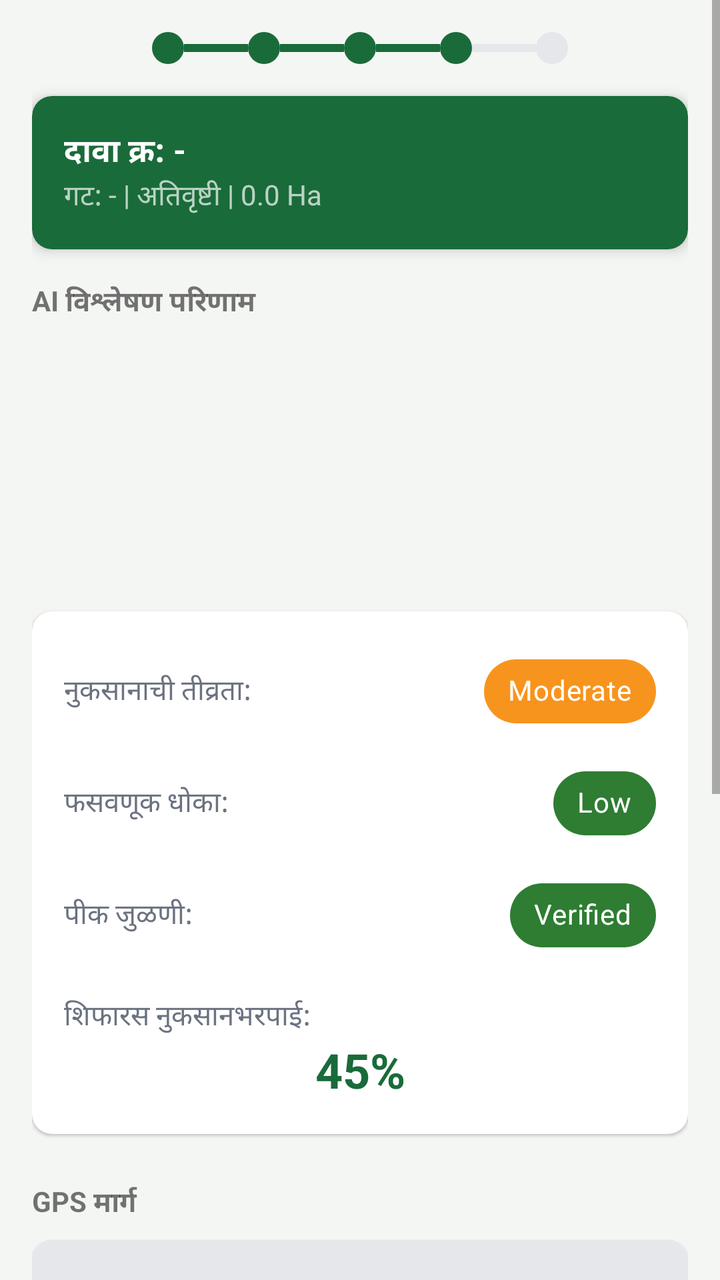
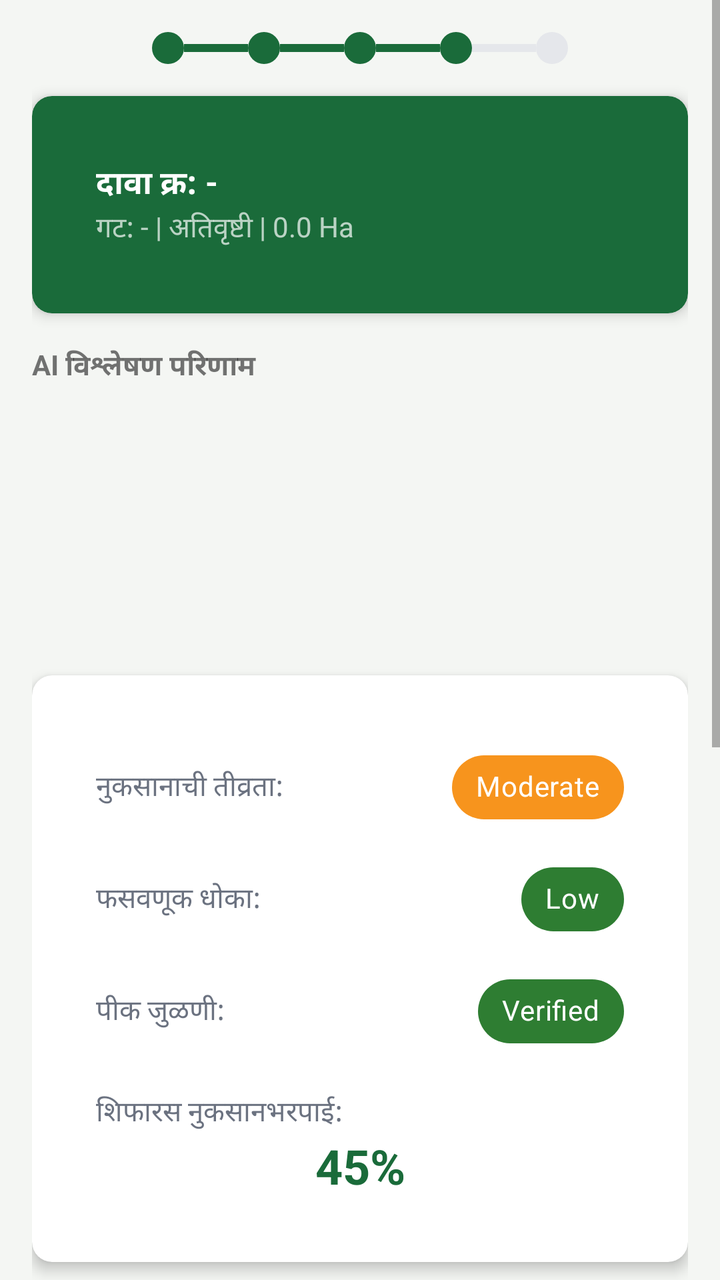

Before-and-after screenshots of an Android layout around one commit, followed by the original layout XML and the change that was made.
<!-- AndroidManifest.xml: application theme Theme.EPeekPahani -->
<!-- res/layout/fragment_loss_claim_step4.xml -->
<?xml version="1.0" encoding="utf-8"?>
<ScrollView xmlns:android="http://schemas.android.com/apk/res/android"
    xmlns:app="http://schemas.android.com/apk/res-auto"
    android:layout_width="match_parent"
    android:layout_height="match_parent"
    android:background="#F4F6F3"
    android:fillViewport="true">

    <LinearLayout
        android:layout_width="match_parent"
        android:layout_height="wrap_content"
        android:orientation="vertical"
        android:padding="16dp">

        <include
            android:id="@+id/offline_banner"
            layout="@layout/offline_banner" />

        <LinearLayout
            android:layout_width="match_parent"
            android:layout_height="wrap_content"
            android:orientation="horizontal"
            android:gravity="center"
            android:layout_marginBottom="16dp">
            <View android:layout_width="16dp" android:layout_height="16dp" android:background="@drawable/circle_green" />
            <View android:layout_width="32dp" android:layout_height="4dp" android:background="#1a6b3a" />
            <View android:layout_width="16dp" android:layout_height="16dp" android:background="@drawable/circle_green" />
            <View android:layout_width="32dp" android:layout_height="4dp" android:background="#1a6b3a" />
            <View android:layout_width="16dp" android:layout_height="16dp" android:background="@drawable/circle_green" />
            <View android:layout_width="32dp" android:layout_height="4dp" android:background="#1a6b3a" />
            <View android:layout_width="16dp" android:layout_height="16dp" android:background="@drawable/circle_green" />
            <View android:layout_width="32dp" android:layout_height="4dp" android:background="#E5E7EB" />
            <View android:layout_width="16dp" android:layout_height="16dp" android:background="@drawable/circle_grey" />
        </LinearLayout>

        <com.google.android.material.card.MaterialCardView
            android:layout_width="match_parent"
            android:layout_height="wrap_content"
            android:layout_marginBottom="16dp"
            app:cardBackgroundColor="#1a6b3a"
            app:cardCornerRadius="10dp"
            app:cardElevation="4dp">
            
            <LinearLayout
                android:layout_width="match_parent"
                android:layout_height="wrap_content"
                android:orientation="vertical"
                android:padding="16dp">
                <TextView
                    android:id="@+id/tv_summary_claim_id"
                    android:layout_width="match_parent"
                    android:layout_height="wrap_content"
                    android:text="दावा क्र: -"
                    android:textColor="@android:color/white"
                    android:textStyle="bold"
                    android:textSize="16sp"/>
                <TextView
                    android:id="@+id/tv_summary_details"
                    android:layout_width="match_parent"
                    android:layout_height="wrap_content"
                    android:text="गट: - | अतिवृष्टी | 0.0 Ha"
                    android:textColor="#B3FFFFFF"
                    android:textSize="14sp"/>
            </LinearLayout>
        </com.google.android.material.card.MaterialCardView>

        <TextView
            android:layout_width="match_parent"
            android:layout_height="wrap_content"
            android:text="AI विश्लेषण परिणाम"
            android:textStyle="bold"
            android:layout_marginBottom="8dp"/>

        <androidx.recyclerview.widget.RecyclerView
            android:id="@+id/rv_ai_frames"
            android:layout_width="match_parent"
            android:layout_height="120dp"
            android:layout_marginBottom="16dp"
            android:orientation="horizontal"
            app:layoutManager="androidx.recyclerview.widget.LinearLayoutManager" />

        <com.google.android.material.card.MaterialCardView
            android:layout_width="match_parent"
            android:layout_height="wrap_content"
            android:layout_marginBottom="24dp"
            app:cardBackgroundColor="@android:color/white"
            app:cardCornerRadius="10dp">
            
            <LinearLayout
                android:layout_width="match_parent"
                android:layout_height="wrap_content"
                android:orientation="vertical"
                android:padding="16dp">

                <LinearLayout
                    android:layout_width="match_parent"
                    android:layout_height="wrap_content"
                    android:orientation="horizontal"
                    android:gravity="center_vertical"
                    android:layout_marginBottom="8dp">
                    <TextView android:layout_width="0dp" android:layout_height="wrap_content" android:layout_weight="1" android:text="नुकसानाची तीव्रता:" android:textColor="#6B7280"/>
                    <com.google.android.material.chip.Chip android:id="@+id/chip_severity" android:layout_width="wrap_content" android:layout_height="wrap_content" android:text="Moderate" android:textColor="@android:color/white" app:chipBackgroundColor="#f7941d"/>
                </LinearLayout>

                <LinearLayout
                    android:layout_width="match_parent"
                    android:layout_height="wrap_content"
                    android:orientation="horizontal"
                    android:gravity="center_vertical"
                    android:layout_marginBottom="8dp">
                    <TextView android:layout_width="0dp" android:layout_height="wrap_content" android:layout_weight="1" android:text="फसवणूक धोका:" android:textColor="#6B7280"/>
                    <com.google.android.material.chip.Chip android:id="@+id/chip_fraud" android:layout_width="wrap_content" android:layout_height="wrap_content" android:text="Low" android:textColor="@android:color/white" app:chipBackgroundColor="#2E7D32"/>
                </LinearLayout>

                <LinearLayout
                    android:layout_width="match_parent"
                    android:layout_height="wrap_content"
                    android:orientation="horizontal"
                    android:gravity="center_vertical"
                    android:layout_marginBottom="16dp">
                    <TextView android:layout_width="0dp" android:layout_height="wrap_content" android:layout_weight="1" android:text="पीक जुळणी:" android:textColor="#6B7280"/>
                    <com.google.android.material.chip.Chip android:id="@+id/chip_match" android:layout_width="wrap_content" android:layout_height="wrap_content" android:text="Verified" android:textColor="@android:color/white" app:chipBackgroundColor="#2E7D32"/>
                </LinearLayout>

                <TextView
                    android:layout_width="match_parent"
                    android:layout_height="wrap_content"
                    android:text="शिफारस नुकसानभरपाई:"
                    android:textColor="#6B7280"/>
                <TextView
                    android:id="@+id/tv_compensation"
                    android:layout_width="match_parent"
                    android:layout_height="wrap_content"
                    android:text="45%"
                    android:textColor="#1a6b3a"
                    android:textSize="24sp"
                    android:textStyle="bold"
                    android:gravity="center"/>
            </LinearLayout>
        </com.google.android.material.card.MaterialCardView>

        <TextView
            android:layout_width="match_parent"
            android:layout_height="wrap_content"
            android:text="GPS मार्ग"
            android:textStyle="bold"
            android:layout_marginBottom="8dp"/>

        <com.google.android.material.card.MaterialCardView
            android:layout_width="match_parent"
            android:layout_height="180dp"
            android:layout_marginBottom="24dp"
            app:cardCornerRadius="10dp">
            
            <ImageView
                android:layout_width="match_parent"
                android:layout_height="match_parent"
                android:src="@android:drawable/ic_dialog_map"
                android:scaleType="center"
                android:background="#E5E7EB"/>
        </com.google.android.material.card.MaterialCardView>

        <CheckBox
            android:id="@+id/cb_consent"
            android:layout_width="match_parent"
            android:layout_height="wrap_content"
            android:text="मी प्रमाणित करतो की वरील माहिती अचूक आहे आणि मी माझ्या नोंदणीकृत शेतात होतो"
            android:layout_marginBottom="24dp"/>

        <com.google.android.material.button.MaterialButton
            android:id="@+id/btn_save_draft"
            style="@style/Widget.MaterialComponents.Button.OutlinedButton"
            android:layout_width="match_parent"
            android:layout_height="56dp"
            android:text="मसुदा जतन करा"
            android:layout_marginBottom="8dp"/>

        <com.google.android.material.button.MaterialButton
            android:id="@+id/btn_submit"
            android:layout_width="match_parent"
            android:layout_height="56dp"
            android:text="दावा सादर करा"
            android:enabled="false"
            app:backgroundTint="#1a6b3a"
            app:cornerRadius="8dp" />

    </LinearLayout>
</ScrollView>
<!-- res/layout/offline_banner.xml (included above) -->
<?xml version="1.0" encoding="utf-8"?>
<com.google.android.material.card.MaterialCardView xmlns:android="http://schemas.android.com/apk/res/android"
    xmlns:app="http://schemas.android.com/apk/res-auto"
    android:id="@+id/card_offline_banner"
    android:layout_width="match_parent"
    android:layout_height="wrap_content"
    android:visibility="gone"
    app:cardBackgroundColor="@color/offline_bg"
    app:cardCornerRadius="0dp"
    app:cardElevation="0dp"
    app:strokeWidth="4dp"
    app:strokeColor="@color/offline_text">

    <LinearLayout
        android:layout_width="match_parent"
        android:layout_height="wrap_content"
        android:orientation="horizontal"
        android:gravity="center_vertical"
        android:padding="12dp">

        <TextView
            android:layout_width="wrap_content"
            android:layout_height="wrap_content"
            android:text="📵"
            android:textSize="20sp" />

        <TextView
            android:id="@+id/tv_offline_message"
            android:layout_width="0dp"
            android:layout_height="wrap_content"
            android:layout_weight="1"
            android:text="ऑफलाइन — X नोंदी sync बाकी"
            android:textColor="@color/offline_text"
            android:textSize="13sp"
            android:layout_marginStart="8dp" />

        <com.google.android.material.button.MaterialButton
            style="@style/Widget.MaterialComponents.Button.TextButton"
            android:layout_width="wrap_content"
            android:layout_height="wrap_content"
            android:text="Sync करा"
            android:textColor="@color/offline_text" />

    </LinearLayout>
</com.google.android.material.card.MaterialCardView>
<!-- resources referenced by this layout -->
<resources>
  <color name="offline_bg">#FFF8E1</color>
  <color name="offline_text">#F57F17</color>
  <style name="Theme.App" parent="Theme.MaterialComponents.Light.NoActionBar">
          <item name="colorPrimary">@color/green_primary</item>
          <item name="colorPrimaryVariant">@color/green_dark</item>
          <item name="colorOnPrimary">@color/text_white</item>
          <item name="colorSecondary">@color/saffron</item>
          <item name="colorSecondaryVariant">@color/saffron_dark</item>
          <item name="colorOnSecondary">@color/text_white</item>
          <item name="colorError">@color/error</item>
          <item name="colorOnError">@color/text_white</item>
          <item name="colorSurface">@color/bg_card</item>
          <item name="colorOnSurface">@color/text_primary</item>
          <item name="android:colorBackground">@color/bg_screen</item>
          <item name="colorOnBackground">@color/text_primary</item>
  
          
          <item name="materialButtonStyle">@style/Widget.App.Button.Primary</item>
          <item name="textInputStyle">@style/Widget.App.TextInputLayout</item>
  
          
          <item name="shapeAppearanceSmallComponent">@style/ShapeAppearance.App.SmallComponent</item>
          <item name="shapeAppearanceMediumComponent">@style/ShapeAppearance.App.MediumComponent</item>
          <item name="shapeAppearanceLargeComponent">@style/ShapeAppearance.App.LargeComponent</item>
      </style>
  <color name="green_primary">#1a6b3a</color>
  <color name="green_dark">#0f4a27</color>
  <color name="text_white">#FFFFFF</color>
  <color name="saffron">#f7941d</color>
  <color name="saffron_dark">#e65100</color>
  <color name="error">#B00020</color>
  <color name="bg_card">#FFFFFF</color>
  <color name="text_primary">#1C1C1C</color>
  <color name="bg_screen">#F2F5F1</color>
  <style name="Widget.App.Button.Primary" parent="Widget.MaterialComponents.Button">
          <item name="backgroundTint">@color/green_primary</item>
          <item name="android:textColor">@color/text_white</item>
          <item name="shapeAppearanceOverlay">@style/ShapeAppearance.App.SmallComponent</item>
          <item name="android:minHeight">56dp</item>
          <item name="android:insetTop">0dp</item>
          <item name="android:insetBottom">0dp</item>
          <item name="elevation">0dp</item>
          <item name="android:textSize">16sp</item>
          <item name="android:textStyle">bold</item>
          <item name="rippleColor">@color/ripple</item>
      </style>
  <style name="Widget.App.TextInputLayout" parent="Widget.MaterialComponents.TextInputLayout.OutlinedBox">
          <item name="boxStrokeColor">@color/green_primary</item>
          <item name="hintTextColor">@color/green_primary</item>
          <item name="android:textColorHint">@color/text_hint</item>
          <item name="shapeAppearanceOverlay">@style/ShapeAppearance.App.SmallComponent</item>
      </style>
  <style name="ShapeAppearance.App.SmallComponent" parent="ShapeAppearance.MaterialComponents.SmallComponent">
          <item name="cornerFamily">rounded</item>
          <item name="cornerSize">10dp</item>
      </style>
  <style name="ShapeAppearance.App.MediumComponent" parent="ShapeAppearance.MaterialComponents.MediumComponent">
          <item name="cornerFamily">rounded</item>
          <item name="cornerSize">12dp</item>
      </style>
  <style name="ShapeAppearance.App.LargeComponent" parent="ShapeAppearance.MaterialComponents.LargeComponent">
          <item name="cornerFamily">rounded</item>
          <item name="cornerSize">16dp</item>
      </style>
  <color name="ripple">#1a1a6b3a</color>
  <color name="text_hint">#9CA3AF</color>
  <!-- unchanged entries left out for length: 4 -->
</resources>

<!-- the commit's change to res/layout/fragment_loss_claim_step4.xml (unified diff, before → after) -->
@@ -50,7 +50,7 @@
                     android:id="@+id/tv_summary_claim_id"
                     android:layout_width="match_parent"
                     android:layout_height="wrap_content"
-                    android:text="दावा क्र: -"
+                    android:text="@string/str_auto_114"
                     android:textColor="@android:color/white"
                     android:textStyle="bold"
                     android:textSize="16sp"/>
@@ -58,7 +58,7 @@
                     android:id="@+id/tv_summary_details"
                     android:layout_width="match_parent"
                     android:layout_height="wrap_content"
-                    android:text="गट: - | अतिवृष्टी | 0.0 Ha"
+                    android:text="@string/str_auto_115"
                     android:textColor="#B3FFFFFF"
                     android:textSize="14sp"/>
             </LinearLayout>
@@ -67,7 +67,7 @@
         <TextView
             android:layout_width="match_parent"
             android:layout_height="wrap_content"
-            android:text="AI विश्लेषण परिणाम"
+            android:text="@string/str_auto_116"
             android:textStyle="bold"
             android:layout_marginBottom="8dp"/>
 
@@ -98,8 +98,8 @@
                     android:orientation="horizontal"
                     android:gravity="center_vertical"
                     android:layout_marginBottom="8dp">
-                    <TextView android:layout_width="0dp" android:layout_height="wrap_content" android:layout_weight="1" android:text="नुकसानाची तीव्रता:" android:textColor="#6B7280"/>
-                    <com.google.android.material.chip.Chip android:id="@+id/chip_severity" android:layout_width="wrap_content" android:layout_height="wrap_content" android:text="Moderate" android:textColor="@android:color/white" app:chipBackgroundColor="#f7941d"/>
+                    <TextView android:layout_width="0dp" android:layout_height="wrap_content" android:layout_weight="1" android:text="@string/str_auto_117" android:textColor="#6B7280"/>
+                    <com.google.android.material.chip.Chip android:id="@+id/chip_severity" android:layout_width="wrap_content" android:layout_height="wrap_content" android:text="@string/str_auto_118" android:textColor="@android:color/white" app:chipBackgroundColor="#f7941d"/>
                 </LinearLayout>
 
                 <LinearLayout
@@ -108,8 +108,8 @@
                     android:orientation="horizontal"
                     android:gravity="center_vertical"
                     android:layout_marginBottom="8dp">
-                    <TextView android:layout_width="0dp" android:layout_height="wrap_content" android:layout_weight="1" android:text="फसवणूक धोका:" android:textColor="#6B7280"/>
-                    <com.google.android.material.chip.Chip android:id="@+id/chip_fraud" android:layout_width="wrap_content" android:layout_height="wrap_content" android:text="Low" android:textColor="@android:color/white" app:chipBackgroundColor="#2E7D32"/>
+                    <TextView android:layout_width="0dp" android:layout_height="wrap_content" android:layout_weight="1" android:text="@string/str_auto_119" android:textColor="#6B7280"/>
+                    <com.google.android.material.chip.Chip android:id="@+id/chip_fraud" android:layout_width="wrap_content" android:layout_height="wrap_content" android:text="@string/str_auto_120" android:textColor="@android:color/white" app:chipBackgroundColor="#2E7D32"/>
                 </LinearLayout>
 
                 <LinearLayout
@@ -118,20 +118,20 @@
                     android:orientation="horizontal"
                     android:gravity="center_vertical"
                     android:layout_marginBottom="16dp">
-                    <TextView android:layout_width="0dp" android:layout_height="wrap_content" android:layout_weight="1" android:text="पीक जुळणी:" android:textColor="#6B7280"/>
-                    <com.google.android.material.chip.Chip android:id="@+id/chip_match" android:layout_width="wrap_content" android:layout_height="wrap_content" android:text="Verified" android:textColor="@android:color/white" app:chipBackgroundColor="#2E7D32"/>
+                    <TextView android:layout_width="0dp" android:layout_height="wrap_content" android:layout_weight="1" android:text="@string/str_auto_121" android:textColor="#6B7280"/>
+                    <com.google.android.material.chip.Chip android:id="@+id/chip_match" android:layout_width="wrap_content" android:layout_height="wrap_content" android:text="@string/str_auto_122" android:textColor="@android:color/white" app:chipBackgroundColor="#2E7D32"/>
                 </LinearLayout>
 
                 <TextView
                     android:layout_width="match_parent"
                     android:layout_height="wrap_content"
-                    android:text="शिफारस नुकसानभरपाई:"
+                    android:text="@string/str_auto_123"
                     android:textColor="#6B7280"/>
                 <TextView
                     android:id="@+id/tv_compensation"
                     android:layout_width="match_parent"
                     android:layout_height="wrap_content"
-                    android:text="45%"
+                    android:text="@string/str_auto_124"
                     android:textColor="#1a6b3a"
                     android:textSize="24sp"
                     android:textStyle="bold"
@@ -142,7 +142,7 @@
         <TextView
             android:layout_width="match_parent"
             android:layout_height="wrap_content"
-            android:text="GPS मार्ग"
+            android:text="@string/str_auto_125"
             android:textStyle="bold"
             android:layout_marginBottom="8dp"/>
 
@@ -164,7 +164,7 @@
             android:id="@+id/cb_consent"
             android:layout_width="match_parent"
             android:layout_height="wrap_content"
-            android:text="मी प्रमाणित करतो की वरील माहिती अचूक आहे आणि मी माझ्या नोंदणीकृत शेतात होतो"
+            android:text="@string/str_auto_126"
             android:layout_marginBottom="24dp"/>
 
         <com.google.android.material.button.MaterialButton
@@ -172,14 +172,14 @@
             style="@style/Widget.MaterialComponents.Button.OutlinedButton"
             android:layout_width="match_parent"
             android:layout_height="56dp"
-            android:text="मसुदा जतन करा"
+            android:text="@string/str_auto_127"
             android:layout_marginBottom="8dp"/>
 
         <com.google.android.material.button.MaterialButton
             android:id="@+id/btn_submit"
             android:layout_width="match_parent"
             android:layout_height="56dp"
-            android:text="दावा सादर करा"
+            android:text="@string/str_auto_128"
             android:enabled="false"
             app:backgroundTint="#1a6b3a"
             app:cornerRadius="8dp" />
@@ -210,7 +210,7 @@
         <TextView
             android:layout_width="wrap_content"
             android:layout_height="wrap_content"
-            android:text="📵"
+            android:text="@string/str_auto_199"
             android:textSize="20sp" />
 
         <TextView
@@ -218,7 +218,7 @@
             android:layout_width="0dp"
             android:layout_height="wrap_content"
             android:layout_weight="1"
-            android:text="ऑफलाइन — X नोंदी sync बाकी"
+            android:text="@string/str_auto_214"
             android:textColor="@color/offline_text"
             android:textSize="13sp"
             android:layout_marginStart="8dp" />
@@ -227,7 +227,7 @@
             style="@style/Widget.MaterialComponents.Button.TextButton"
             android:layout_width="wrap_content"
             android:layout_height="wrap_content"
-            android:text="Sync करा"
+            android:text="@string/str_auto_215"
             android:textColor="@color/offline_text" />
 
     </LinearLayout>
<!-- resource entries referenced after the edit -->
@@ -1,20 +1,38 @@
 <!-- resources referenced by this layout -->
 <resources>
-  <color name="offline_bg">#FFF8E1</color>
-  <color name="offline_text">#F57F17</color>
+  <color name="offline_bg">#FFF3CD</color>
+  <color name="offline_text">#856404</color>
+  <string name="str_auto_114">दावा क्र: -</string>
+  <string name="str_auto_115">गट: - | अतिवृष्टी | 0.0 Ha</string>
+  <string name="str_auto_116">AI विश्लेषण परिणाम</string>
+  <string name="str_auto_117">नुकसानाची तीव्रता:</string>
+  <string name="str_auto_118">Moderate</string>
+  <string name="str_auto_119">फसवणूक धोका:</string>
+  <string name="str_auto_120">Low</string>
+  <string name="str_auto_121">पीक जुळणी:</string>
+  <string name="str_auto_122">Verified</string>
+  <string name="str_auto_123">शिफारस नुकसानभरपाई:</string>
+  <string name="str_auto_124">45%</string>
+  <string name="str_auto_125">GPS मार्ग</string>
+  <string name="str_auto_126">मी प्रमाणित करतो की वरील माहिती अचूक आहे आणि मी माझ्या नोंदणीकृत शेतात होतो</string>
+  <string name="str_auto_127">मसुदा जतन करा</string>
+  <string name="str_auto_128">दावा सादर करा</string>
+  <string name="str_auto_199">📵</string>
+  <string name="str_auto_214">ऑफलाइन — X नोंदी sync बाकी</string>
+  <string name="str_auto_215">Sync करा</string>
   <style name="Theme.App" parent="Theme.MaterialComponents.Light.NoActionBar">
-          <item name="colorPrimary">@color/green_primary</item>
-          <item name="colorPrimaryVariant">@color/green_dark</item>
-          <item name="colorOnPrimary">@color/text_white</item>
-          <item name="colorSecondary">@color/saffron</item>
-          <item name="colorSecondaryVariant">@color/saffron_dark</item>
-          <item name="colorOnSecondary">@color/text_white</item>
+          <item name="colorPrimary">@color/primary</item>
+          <item name="colorPrimaryVariant">@color/primary_container</item>
+          <item name="colorOnPrimary">@color/on_primary</item>
+          <item name="colorSecondary">@color/secondary</item>
+          <item name="colorSecondaryVariant">@color/secondary_container</item>
+          <item name="colorOnSecondary">@color/on_secondary</item>
           <item name="colorError">@color/error</item>
-          <item name="colorOnError">@color/text_white</item>
-          <item name="colorSurface">@color/bg_card</item>
-          <item name="colorOnSurface">@color/text_primary</item>
-          <item name="android:colorBackground">@color/bg_screen</item>
-          <item name="colorOnBackground">@color/text_primary</item>
+          <item name="colorOnError">@color/on_error</item>
+          <item name="colorSurface">@color/surface</item>
+          <item name="colorOnSurface">@color/on_surface</item>
+          <item name="android:colorBackground">@color/background</item>
+          <item name="colorOnBackground">@color/on_background</item>
   
           
           <item name="materialButtonStyle">@style/Widget.App.Button.Primary</item>
@@ -24,48 +42,50 @@
           <item name="shapeAppearanceSmallComponent">@style/ShapeAppearance.App.SmallComponent</item>
           <item name="shapeAppearanceMediumComponent">@style/ShapeAppearance.App.MediumComponent</item>
           <item name="shapeAppearanceLargeComponent">@style/ShapeAppearance.App.LargeComponent</item>
+          
+          <item name="materialCardViewStyle">@style/Widget.App.CardView</item>
       </style>
-  <color name="green_primary">#1a6b3a</color>
-  <color name="green_dark">#0f4a27</color>
-  <color name="text_white">#FFFFFF</color>
-  <color name="saffron">#f7941d</color>
-  <color name="saffron_dark">#e65100</color>
-  <color name="error">#B00020</color>
-  <color name="bg_card">#FFFFFF</color>
-  <color name="text_primary">#1C1C1C</color>
-  <color name="bg_screen">#F2F5F1</color>
+  <color name="primary">#005127</color>
+  <color name="primary_container">#1a6b3a</color>
+  <color name="on_primary">#ffffff</color>
+  <color name="secondary">#48654e</color>
+  <color name="secondary_container">#caebcd</color>
+  <color name="on_secondary">#ffffff</color>
+  <color name="error">#ba1a1a</color>
+  <color name="on_error">#ffffff</color>
+  <color name="surface">#f7fbf3</color>
+  <color name="on_surface">#181d18</color>
+  <color name="background">#f7fbf3</color>
+  <color name="on_background">#181d18</color>
   <style name="Widget.App.Button.Primary" parent="Widget.MaterialComponents.Button">
-          <item name="backgroundTint">@color/green_primary</item>
-          <item name="android:textColor">@color/text_white</item>
-          <item name="shapeAppearanceOverlay">@style/ShapeAppearance.App.SmallComponent</item>
-          <item name="android:minHeight">56dp</item>
-          <item name="android:insetTop">0dp</item>
-          <item name="android:insetBottom">0dp</item>
-          <item name="elevation">0dp</item>
-          <item name="android:textSize">16sp</item>
-          <item name="android:textStyle">bold</item>
-          <item name="rippleColor">@color/ripple</item>
+          <item name="shapeAppearanceOverlay">@style/ShapeAppearance.App.MediumComponent</item>
+          <item name="android:minHeight">48dp</item>
+          <item name="backgroundTint">@color/primary_container</item>
+          <item name="android:textColor">@color/on_primary</item>
       </style>
   <style name="Widget.App.TextInputLayout" parent="Widget.MaterialComponents.TextInputLayout.OutlinedBox">
-          <item name="boxStrokeColor">@color/green_primary</item>
-          <item name="hintTextColor">@color/green_primary</item>
-          <item name="android:textColorHint">@color/text_hint</item>
           <item name="shapeAppearanceOverlay">@style/ShapeAppearance.App.SmallComponent</item>
+          <item name="boxStrokeColor">@color/primary_container</item>
       </style>
   <style name="ShapeAppearance.App.SmallComponent" parent="ShapeAppearance.MaterialComponents.SmallComponent">
           <item name="cornerFamily">rounded</item>
-          <item name="cornerSize">10dp</item>
+          <item name="cornerSize">4dp</item>
       </style>
   <style name="ShapeAppearance.App.MediumComponent" parent="ShapeAppearance.MaterialComponents.MediumComponent">
           <item name="cornerFamily">rounded</item>
-          <item name="cornerSize">12dp</item>
+          <item name="cornerSize">8dp</item>
       </style>
   <style name="ShapeAppearance.App.LargeComponent" parent="ShapeAppearance.MaterialComponents.LargeComponent">
           <item name="cornerFamily">rounded</item>
-          <item name="cornerSize">16dp</item>
+          <item name="cornerSize">10dp</item>
       </style>
-  <color name="ripple">#1a1a6b3a</color>
-  <color name="text_hint">#9CA3AF</color>
+  <style name="Widget.App.CardView" parent="Widget.MaterialComponents.CardView">
+          <item name="shapeAppearanceOverlay">@style/ShapeAppearance.App.LargeComponent</item>
+          <item name="cardBackgroundColor">@color/surface_container_lowest</item>
+          <item name="cardElevation">4dp</item>
+          <item name="contentPadding">16dp</item>
+      </style>
+  <color name="surface_container_lowest">#ffffff</color>
   <!-- unchanged entries left out for length: 4 -->
 </resources>
 
